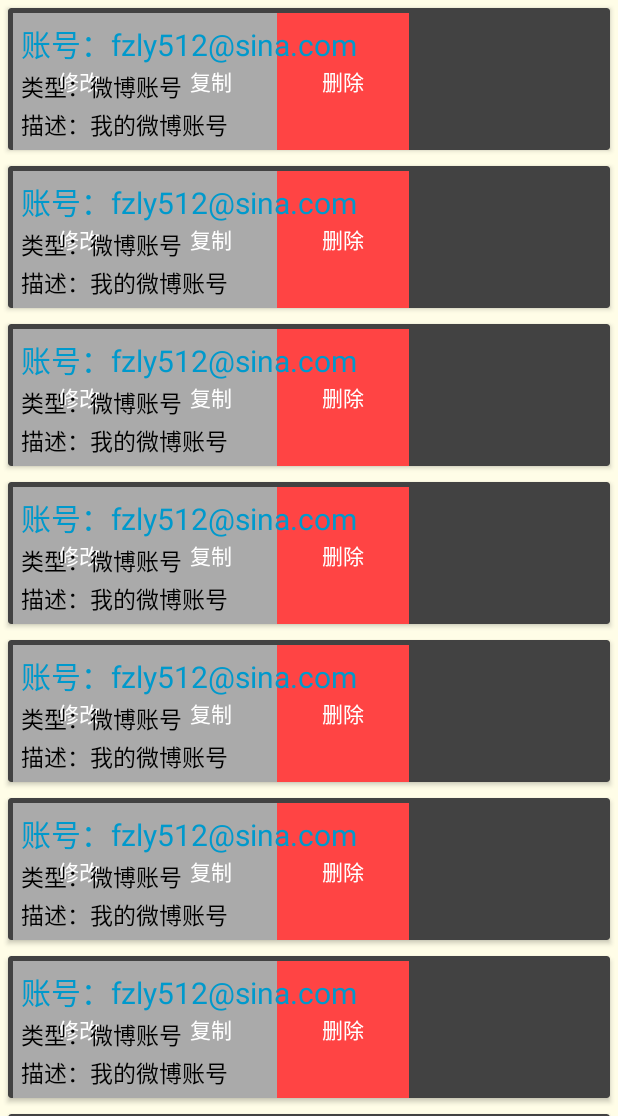
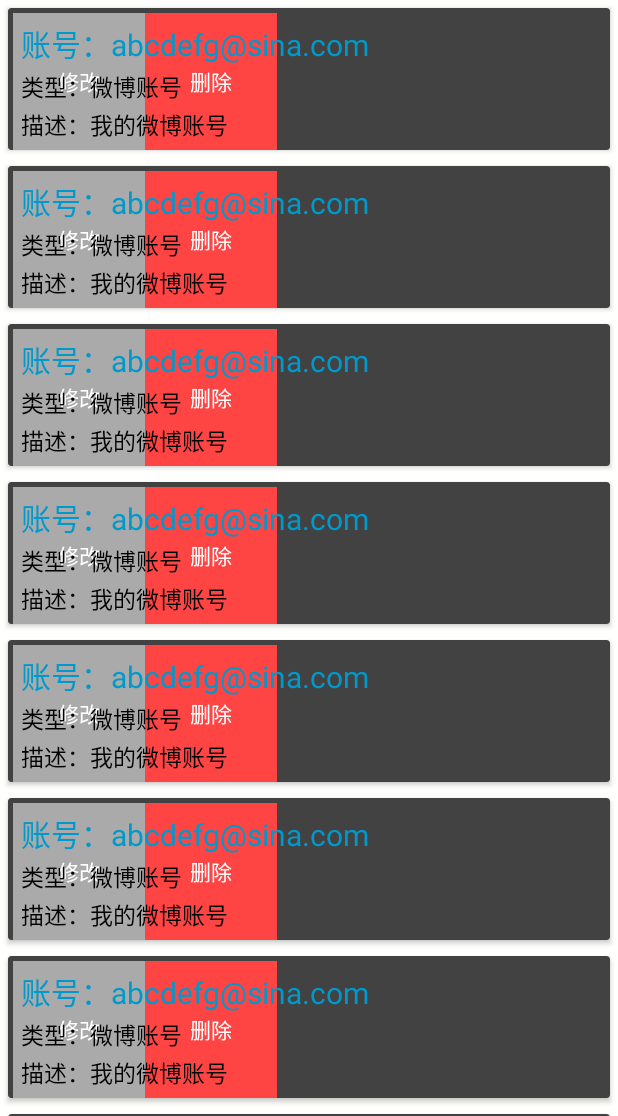
Before and after one commit to JarvisKent/PasswordManager, an Android app: the MainActivity screen opened directly, with no data from a screen before it, on a phone screen of 412 x 824 dp, the part 120-1236 px from its top. Run offline under Robolectric (Android 15) with nearby library versions, the phone set to English and light mode, and no system bars; libraries missing offline, so code that uses them is left out: com.mikepenz.materialdrawer; plain views replace SwipeLayout; 6 statements that could not run were skipped.

Commit message:
添加导航栏页面

```diff
--- a/app/src/main/AndroidManifest.xml
+++ b/app/src/main/AndroidManifest.xml
@@ -19,7 +19,7 @@
             </intent-filter>
         </activity>
         <activity android:name=".ui.Splash" />
-        <activity android:name=".ui.BaseActivity"></activity>
+        <activity android:name=".ui.BaseActivity" />
     </application>
 
 </manifest>
--- a/app/src/main/java/com/hzh/passwordmanager/AppStart.java
+++ b/app/src/main/java/com/hzh/passwordmanager/AppStart.java
@@ -2,8 +2,8 @@
 
 import android.content.Intent;
 import android.os.Bundle;
+import android.support.v7.app.AppCompatActivity;
 
-import com.hzh.passwordmanager.ui.BaseActivity;
 import com.hzh.passwordmanager.ui.MainActivity;
 import com.hzh.passwordmanager.ui.Splash;
 import com.hzh.passwordmanager.utils.PreferencesUtils;
@@ -11,7 +11,7 @@
 /**
  * Created by JarvisHuang on 2016/3/9.
  */
-public class AppStart extends BaseActivity {
+public class AppStart extends AppCompatActivity {
     public static String TAG = "APP_START";
 
     @Override
--- a/app/src/main/java/com/hzh/passwordmanager/adapter/RecycleViewAdapter.java
+++ b/app/src/main/java/com/hzh/passwordmanager/adapter/RecycleViewAdapter.java
@@ -9,7 +9,6 @@
 import android.view.ViewGroup;
 import android.widget.Button;
 import android.widget.TextView;
-import android.widget.Toast;
 
 import com.daimajia.swipe.SwipeLayout;
 import com.hzh.passwordmanager.R;
@@ -41,18 +40,11 @@
 //        viewHolder.mTextView.setText(datas.get(position));
         viewHolder.swipeLayout.setShowMode(SwipeLayout.ShowMode.LayDown);
 
-        viewHolder.setTxt.setOnClickListener(new View.OnClickListener() {
+        viewHolder.delete.setOnClickListener(new View.OnClickListener() {
             @Override
             public void onClick(View v) {
 
-                viewHolder.swipeLayout.close();
-                Toast.makeText(context,"复制"+datas.get(position)+position,Toast.LENGTH_SHORT).show();
-            }
-        });
-        viewHolder.delete.setOnClickListener(new View.OnClickListener() {
-            @Override
-            public void onClick(View v) {
-              areYouSure();
+                areYouSure();
             }
 
             private void areYouSure() {
@@ -94,22 +86,14 @@
         public TextView mTextView;
         public TextView m2;
         public com.daimajia.swipe.SwipeLayout swipeLayout;
-        public Button setTxt;
         public Button delete;
         public ViewHolder(View view) {
             super(view);
             mTextView = (TextView) view.findViewById(R.id.tv_name);
             m2 = (TextView) view.findViewById(R.id.tv_account);
             swipeLayout = (SwipeLayout) view.findViewById(R.id.swipelayout);
+            delete = (Button) view.findViewById(R.id.delete);
 
-            setTxt = (Button) view.findViewById(R.id.copyTxt);
-            delete = (Button) view.findViewById(R.id.delete);
-            view.setOnClickListener(new View.OnClickListener() {
-                @Override
-                public void onClick(View v) {
-                    Toast.makeText(context,"点击",Toast.LENGTH_LONG).show();
-                }
-            });
         }
     }
 }
--- a/app/src/main/java/com/hzh/passwordmanager/ui/MainActivity.java
+++ b/app/src/main/java/com/hzh/passwordmanager/ui/MainActivity.java
@@ -1,20 +1,23 @@
 package com.hzh.passwordmanager.ui;
 
 
-import android.os.Build;
 import android.os.Bundle;
-import android.support.v7.widget.LinearLayoutManager;
-import android.support.v7.widget.RecyclerView;
+import android.support.v4.app.Fragment;
+import android.support.v4.app.FragmentManager;
+import android.support.v4.app.FragmentTransaction;
 import android.support.v7.widget.Toolbar;
 import android.view.Menu;
 import android.view.MenuItem;
 import android.view.View;
-import android.view.WindowManager;
-import android.widget.LinearLayout;
+import android.widget.FrameLayout;
 import android.widget.Toast;
 
 import com.hzh.passwordmanager.R;
-import com.hzh.passwordmanager.adapter.RecycleViewAdapter;
+import com.hzh.passwordmanager.ui.fragment.MainFragment;
+import com.hzh.passwordmanager.ui.fragment.ModifyShowPassword;
+import com.hzh.passwordmanager.ui.fragment.SettingFragment;
+import com.hzh.passwordmanager.ui.fragment.WriteAndRead;
+import com.hzh.passwordmanager.utils.TranslucentStatus;
 import com.mikepenz.materialdrawer.AccountHeader;
 import com.mikepenz.materialdrawer.AccountHeaderBuilder;
 import com.mikepenz.materialdrawer.Drawer;
@@ -26,50 +29,75 @@
 import com.mikepenz.materialdrawer.model.interfaces.IDrawerItem;
 import com.mikepenz.materialdrawer.model.interfaces.IProfile;
 
-import java.lang.reflect.Field;
-import java.util.ArrayList;
-import java.util.List;
-
 public class MainActivity extends BaseActivity {
 
-    private RecyclerView recyclerView;
-    private boolean isFill = false;
+    FragmentManager mFM;
+    FrameLayout fl;
+    Toolbar toolbar;
     @Override
     protected void onCreate(Bundle savedInstanceState) {
         super.onCreate(savedInstanceState);
         setContentView(R.layout.activity_main);
 
-        //沉浸式状态栏
-       initState();
-
         //自定义Toolbar
-        Toolbar toolbar = (Toolbar) findViewById(R.id.tl_custom);
+        toolbar = (Toolbar) findViewById(R.id.tl_custom);
+        toolbar.setTitle(R.string.app_name);
         setSupportActionBar(toolbar);
 
+        //沉浸式状态栏
+        TranslucentStatus.initState(this,R.id.ll_bar);
 
-        recyclerView = (RecyclerView) findViewById(R.id.recyclerView);
-        //创建默认的线性LayoutManager
-        LinearLayoutManager mLayoutManager = new LinearLayoutManager(this);
-        recyclerView.setLayoutManager(mLayoutManager);
-        //如果可以确定每个item的高度是固定的，设置这个选项可以提高性能
-        recyclerView.setHasFixedSize(true);
-        //创建并设置Adapter
-        List<String> list = new ArrayList<String>();
-        for(int i=0;i<100;i++)
-            list.add("第"+i+"个");
-        RecycleViewAdapter mAdapter = new RecycleViewAdapter(list,MainActivity.this);
-        recyclerView.setAdapter(mAdapter);
+        changeMain();
+    }
 
+    @Override
+    protected void onStart() {
+        super.onStart();
+        SlideDraw(toolbar);
+    }
 
+    private void changeMain(){
+        Fragment f = new MainFragment();
+        if (null == mFM)
+            mFM = getSupportFragmentManager();
+        FragmentTransaction ft = mFM.beginTransaction();
+        ft.replace(R.id.fl_content, f);
+        ft.commit();
+    }
+    private void changeSetting(){
+        Fragment f = new SettingFragment();
+        if (null == mFM)
+            mFM = getSupportFragmentManager();
+        FragmentTransaction ft = mFM.beginTransaction();
+        ft.replace(R.id.fl_content, f);
+        ft.commit();
+    }
+    private void changeWriteAndRead(){
+        Fragment f = new WriteAndRead();
+        if (null == mFM)
+            mFM = getSupportFragmentManager();
+        FragmentTransaction ft = mFM.beginTransaction();
+        ft.replace(R.id.fl_content, f);
+        ft.commit();
+    }
+    private void changeModifyPassword(){
+        Fragment f = new ModifyShowPassword();
+        if (null == mFM)
+            mFM = getSupportFragmentManager();
+        FragmentTransaction ft = mFM.beginTransaction();
+        ft.replace(R.id.fl_content, f);
+        ft.commit();
+    }
+    private void SlideDraw(Toolbar toolbar) {
         //自定义侧边栏
         PrimaryDrawerItem item1 = new PrimaryDrawerItem().withName(R.string.drawer_item_home).withIcon(R.drawable.material_drawer_badge);
         SecondaryDrawerItem item2 = new SecondaryDrawerItem().withName(R.string.writeAndread);
 
         AccountHeader headerResult = new AccountHeaderBuilder()
                 .withActivity(this)
-                .withHeaderBackground(R.mipmap.cb0304yp07)
+                .withHeaderBackground(R.mipmap.cb0304yp02)
                 .addProfiles(
-                        new ProfileDrawerItem().withName("Jarvis").withEmail("602955736@qq.com").withIcon(getResources().getDrawable(R.mipmap.cb0304yp11))
+                        new ProfileDrawerItem().withName("hzh").withEmail("000000000@qq.com").withIcon(getResources().getDrawable(R.mipmap.ic_launcher))
                 )
                 .withOnAccountHeaderListener(new AccountHeader.OnAccountHeaderListener() {
                     @Override
@@ -80,7 +108,7 @@
                 })
                 .build();
 
-                 Drawer result =  new DrawerBuilder().withActivity(this).withToolbar(toolbar).
+        new DrawerBuilder().withActivity(this).withToolbar(toolbar).
                 withAccountHeader(headerResult)
                 .withActionBarDrawerToggle(true)
                 .addDrawerItems(
@@ -88,62 +116,39 @@
                         new DividerDrawerItem(),
                         item2,
                         new SecondaryDrawerItem().withName(R.string.modifyPwd),
-                        new SecondaryDrawerItem().withName(R.string.drawer_item_settings),
-                        new SecondaryDrawerItem().withName(R.string.contact_us)
+                        new SecondaryDrawerItem().withName(R.string.drawer_item_settings)
 
                 ) .withOnDrawerItemClickListener(new Drawer.OnDrawerItemClickListener() {
 
-                    @Override
-                    public boolean onItemClick(View view, int position, IDrawerItem drawerItem) {
-                        Toast.makeText(MainActivity.this,position+"个",Toast.LENGTH_LONG).show();
-                        return false;
-                    }
-                }).build();
+            @Override
+            public boolean onItemClick(View view, int position, IDrawerItem drawerItem) {
 
+                changeFragment(position);
+
+                return false;
+            }
+        }).build();
     }
 
-    /**
-     * 动态的设置状态栏  实现沉浸式状态栏
-     *
-     */
-    private void initState() {
-
-        //当系统版本为4.4或者4.4以上时可以使用沉浸式状态栏
-        if (Build.VERSION.SDK_INT >= Build.VERSION_CODES.KITKAT) {
-            //透明状态栏
-            getWindow().addFlags(WindowManager.LayoutParams.FLAG_TRANSLUCENT_STATUS);
-            //透明导航栏
-            getWindow().addFlags(WindowManager.LayoutParams.FLAG_TRANSLUCENT_NAVIGATION);
-            //
-            LinearLayout linear_bar = (LinearLayout) findViewById(R.id.ll_bar);
-            linear_bar.setVisibility(View.VISIBLE);
-            //获取到状态栏的高度
-            int statusHeight = getStatusBarHeight();
-            //动态的设置隐藏布局的高度
-            LinearLayout.LayoutParams params = (LinearLayout.LayoutParams) linear_bar.getLayoutParams();
-            params.height = statusHeight;
-            linear_bar.setLayoutParams(params);
+    private void changeFragment(int position) {
+        switch(position){
+            case 1://首页
+                changeMain();
+                break;
+            case 3://导入导出
+                changeWriteAndRead();
+                break;
+            case 4://修改查看密码
+                changeModifyPassword();
+                break;
+            case 5://设置
+                changeSetting();
+                break;
+            default:
+                Toast.makeText(MainActivity.this,"选了什么"+position,Toast.LENGTH_LONG).show();
+                break;
         }
     }
-
-    /**
-     * 通过反射的方式获取状态栏高度
-     *
-     * @return
-     */
-    private int getStatusBarHeight() {
-        try {
-            Class<?> c = Class.forName("com.android.internal.R$dimen");
-            Object obj = c.newInstance();
-            Field field = c.getField("status_bar_height");
-            int x = Integer.parseInt(field.get(obj).toString());
-            return getResources().getDimensionPixelSize(x);
-        } catch (Exception e) {
-            e.printStackTrace();
-        }
-        return 0;
-    }
-
 
     //创建Menu
     @Override
@@ -154,11 +159,7 @@
     //menu项的点击事件
     @Override
     public boolean onOptionsItemSelected(MenuItem item) {
-        switch (item.getItemId()) {
-            case android.R.id.home:
-                Toast.makeText(MainActivity.this, "home", Toast.LENGTH_LONG).show();
-                return true;
-        }
+        Toast.makeText(MainActivity.this, "more", Toast.LENGTH_LONG).show();
         return super.onOptionsItemSelected(item);
     }
 
--- /dev/null
+++ b/app/src/main/java/com/hzh/passwordmanager/ui/fragment/MainFragment.java
@@ -0,0 +1,63 @@
+package com.hzh.passwordmanager.ui.fragment;
+
+import android.os.Bundle;
+import android.support.v4.app.Fragment;
+import android.support.v7.widget.LinearLayoutManager;
+import android.support.v7.widget.RecyclerView;
+import android.view.LayoutInflater;
+import android.view.View;
+import android.view.ViewGroup;
+
+import com.hzh.passwordmanager.R;
+import com.hzh.passwordmanager.adapter.RecycleViewAdapter;
+import com.hzh.passwordmanager.ui.MainActivity;
+
+import java.util.ArrayList;
+import java.util.List;
+
+/**
+ * 首页
+ */
+public class MainFragment extends Fragment {
+    private RecyclerView recyclerView;
+    public MainFragment() {
+        // Required empty public constructor
+    }
+
+    @Override
+    public void onCreate(Bundle savedInstanceState) {
+        super.onCreate(savedInstanceState);
+
+    }
+
+    @Override
+    public View onCreateView(LayoutInflater inflater, ViewGroup container,
+                             Bundle savedInstanceState) {
+        View v = inflater.inflate(R.layout.fragment_main, container, false);
+        recyclerView = (RecyclerView) v.findViewById(R.id.recyclerView);
+        //创建默认的线性LayoutManager
+        LinearLayoutManager mLayoutManager = new LinearLayoutManager(getActivity());
+        recyclerView.setLayoutManager(mLayoutManager);
+        //如果可以确定每个item的高度是固定的，设置这个选项可以提高性能
+        recyclerView.setHasFixedSize(true);
+        return v;
+    }
+
+    @Override
+    public void onStart() {
+        super.onStart();
+        initData();
+    }
+
+    /**
+     * 初始化数据
+     */
+    private void initData() {
+        //创建并设置Adapter
+        List<String> list = new ArrayList<String>();
+        for(int i=0;i<100;i++)
+            list.add("第"+i+"个");
+        RecycleViewAdapter mAdapter = new RecycleViewAdapter(list,getActivity());
+        recyclerView.setAdapter(mAdapter);
+    }
+}
--- /dev/null
+++ b/app/src/main/java/com/hzh/passwordmanager/utils/TranslucentStatus.java
@@ -0,0 +1,60 @@
+package com.hzh.passwordmanager.utils;
+
+import android.os.Build;
+import android.support.v7.app.AppCompatActivity;
+import android.view.View;
+import android.view.WindowManager;
+import android.widget.LinearLayout;
+
+import com.hzh.passwordmanager.R;
+
+import java.lang.reflect.Field;
+
+/**
+ * Created by JarvisHuang on 2016/3/14.
+ */
+public class TranslucentStatus {
+
+    /**
+     * 动态的设置状态栏  实现沉浸式状态栏
+     *
+     */
+    public static void initState(AppCompatActivity activity,int layout) {
+
+        //当系统版本为4.4或者4.4以上时可以使用沉浸式状态栏
+        if (Build.VERSION.SDK_INT >= Build.VERSION_CODES.KITKAT) {
+            //透明状态栏
+            activity. getWindow().addFlags(WindowManager.LayoutParams.FLAG_TRANSLUCENT_STATUS);
+            //透明导航栏
+            activity.getWindow().addFlags(WindowManager.LayoutParams.FLAG_TRANSLUCENT_NAVIGATION);
+            //
+            LinearLayout linear_bar = (LinearLayout) activity.findViewById(layout);
+            linear_bar.setVisibility(View.VISIBLE);
+            //获取到状态栏的高度
+            int statusHeight = getStatusBarHeight(activity);
+            //动态的设置隐藏布局的高度
+            LinearLayout.LayoutParams params = (LinearLayout.LayoutParams) linear_bar.getLayoutParams();
+            params.height = statusHeight;
+            linear_bar.setLayoutParams(params);
+        }
+    }
+
+
+    /**
+     * 通过反射的方式获取状态栏高度
+     *
+     * @return
+     */
+    private static int getStatusBarHeight(AppCompatActivity activity) {
+        try {
+            Class<?> c = Class.forName("com.android.internal.R$dimen");
+            Object obj = c.newInstance();
+            Field field = c.getField("status_bar_height");
+            int x = Integer.parseInt(field.get(obj).toString());
+            return activity.getResources().getDimensionPixelSize(x);
+        } catch (Exception e) {
+            e.printStackTrace();
+        }
+        return 0;
+    }
+}
--- a/app/src/main/res/layout/activity_main.xml
+++ b/app/src/main/res/layout/activity_main.xml
@@ -5,7 +5,7 @@
     android:id="@+id/main_content"
     android:layout_width="match_parent"
     android:orientation="vertical"
-    android:background="#fffde7"
+    android:background="#fffffe"
     android:layout_height="match_parent">
 
     <!--这个是隐藏的布局，然后通过动态的设置高度达到效果-->
@@ -29,12 +29,9 @@
 
     </android.support.v7.widget.Toolbar>
 
-
-    <!--可滑动的布局内容-->
-    <android.support.v7.widget.RecyclerView
-        android:id="@+id/recyclerView"
+    <FrameLayout
         android:layout_width="match_parent"
-        android:layout_height="wrap_content"
-        app:layout_behavior="@string/appbar_scrolling_view_behavior" />
+        android:id="@+id/fl_content"
+        android:layout_height="match_parent"></FrameLayout>
 
 </LinearLayout>
--- /dev/null
+++ b/app/src/main/res/layout/fragment_main.xml
@@ -0,0 +1,16 @@
+<FrameLayout xmlns:android="http://schemas.android.com/apk/res/android"
+    xmlns:tools="http://schemas.android.com/tools"
+    android:layout_width="match_parent"
+    android:layout_height="match_parent"
+    xmlns:app="http://schemas.android.com/apk/res-auto"
+    tools:context="com.hzh.passwordmanager.ui.fragment.MainFragment">
+
+    <!--可滑动的布局内容   -->
+    <android.support.v7.widget.RecyclerView
+        android:id="@+id/recyclerView"
+        android:layout_width="match_parent"
+        android:layout_height="wrap_content"
+        app:layout_behavior="@string/appbar_scrolling_view_behavior" />
+
+
+</FrameLayout>
--- a/app/src/main/res/layout/layout.xml
+++ b/app/src/main/res/layout/layout.xml
@@ -24,14 +24,6 @@
                 android:background="@android:color/darker_gray"
                 android:text="修改"/>
             <Button
-                android:id="@+id/copyTxt"
-                android:layout_weight="1"
-                android:layout_width="match_parent"
-                android:layout_height="match_parent"
-                android:textColor="@android:color/white"
-                android:background="@android:color/darker_gray"
-                android:text="复制"/>
-            <Button
                 android:layout_width="match_parent"
                 android:layout_height="match_parent"
                 android:layout_weight="1"
@@ -49,7 +41,7 @@
                 android:layout_width="match_parent"
                 android:layout_height="wrap_content"
                 android:id="@+id/tv_account"
-                android:text="账号：fzly512@sina.com"
+                android:text="账号：abcdefg@sina.com"
                 android:textColor="@android:color/holo_blue_dark"
                 android:textSize="20sp"/>
             <TextView
--- a/app/src/main/res/values/strings.xml
+++ b/app/src/main/res/values/strings.xml
@@ -13,4 +13,8 @@
     <string name="navigation_drawer_close">Close navigation drawer</string>
 
     <string name="action_settings">Settings</string>
+    <string name="title_activity_show_info">ShowInfoActivity</string>
+
+    <!-- TODO: Remove or change this placeholder text -->
+    <string name="hello_blank_fragment">Hello blank fragment</string>
 </resources>
--- a/app/src/main/res/values/styles.xml
+++ b/app/src/main/res/values/styles.xml
@@ -16,8 +16,9 @@
 
 
     </style>
-    <style name="AppTheme.Base" parent="Theme.AppCompat.NoActionBar">
-    </style>
+
+    <style name="AppTheme.Base" parent="Theme.AppCompat.NoActionBar"></style>
+
     <style name="AppTheme.AppBarOverlay" parent="ThemeOverlay.AppCompat.Dark.ActionBar" />
 
     <style name="AppTheme.PopupOverlay" parent="ThemeOverlay.AppCompat.Light" />
```
Also changed, not shown: app/build.gradle (+5 -5 lines), app/src/main/java/com/hzh/passwordmanager/ui/Splash.java (+4 -4 lines), app/src/main/java/com/hzh/passwordmanager/ui/fragment/ModifyShowPassword.java (added, +24 -0 lines), app/src/main/java/com/hzh/passwordmanager/ui/fragment/SettingFragment.java (added, +39 -0 lines), app/src/main/java/com/hzh/passwordmanager/ui/fragment/WriteAndRead.java (added, +34 -0 lines), app/src/main/res/layout/fragment_modify_show_password.xml (added, +15 -0 lines), app/src/main/res/layout/fragment_setting.xml (added, +15 -0 lines), app/src/main/res/layout/fragment_write_and_read.xml (added, +15 -0 lines), app/src/main/res/mipmap-xxhdpi/cb0304yp02.jpg (added). Lines whose indentation alone changed are shown as unchanged.
